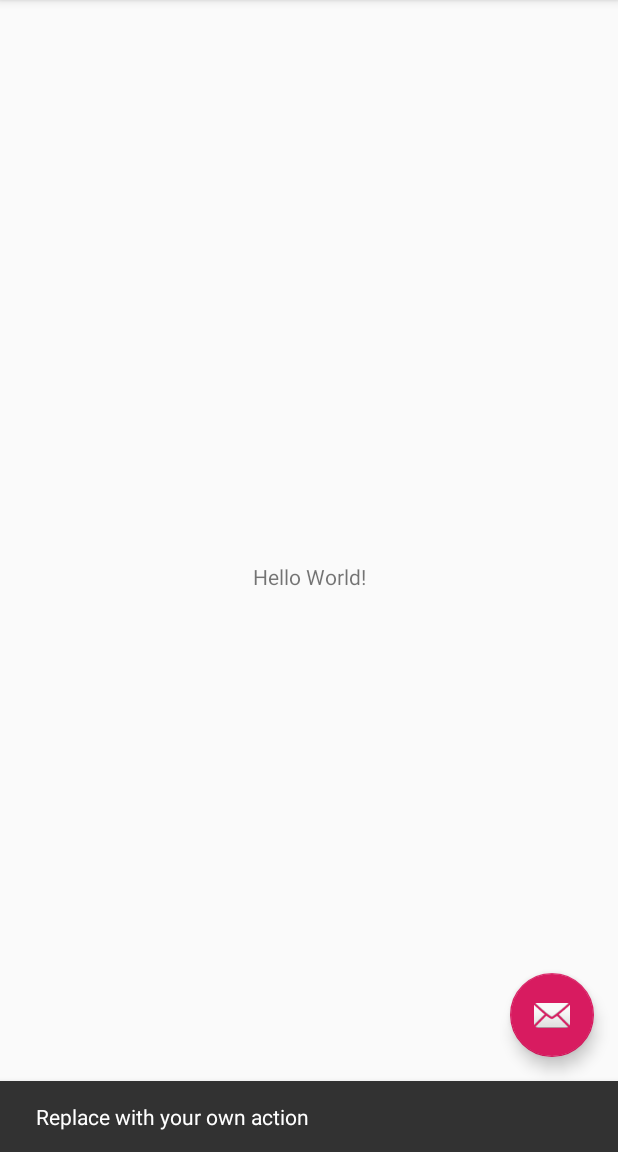
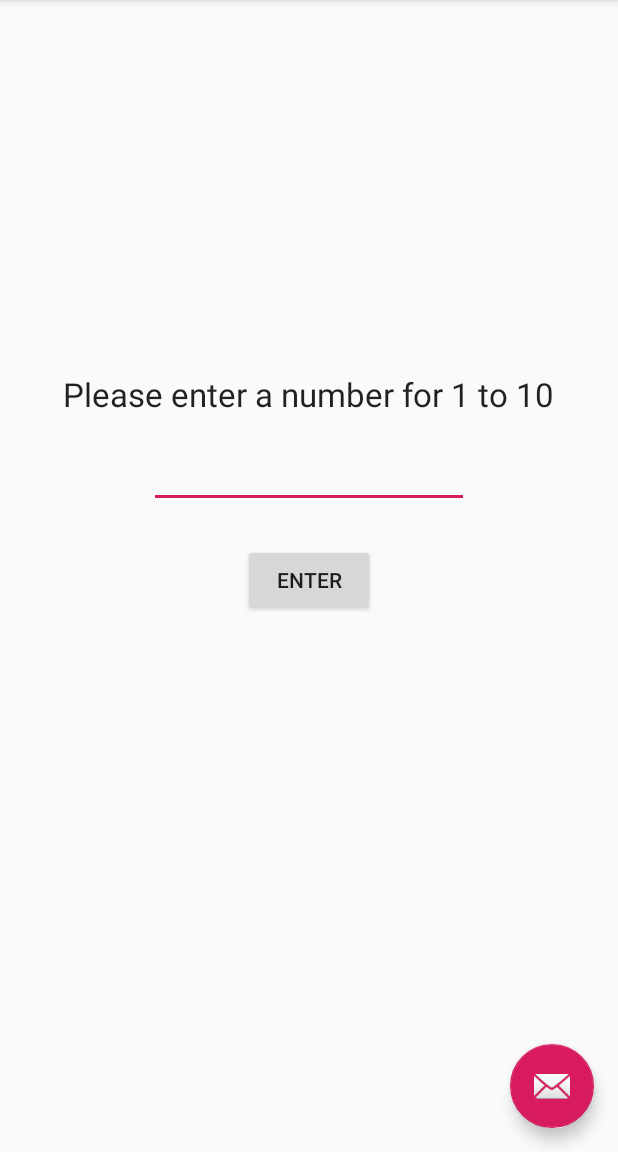
Before and after one commit to wendy89711/GuessAppPractice108, an Android app: the screen it shows after launch (MainActivity), after a tap on an icon or button, on a phone screen of 412 x 824 dp, the part 84-1236 px from its top. Run offline under Robolectric (Android 15) with nearby library versions, the phone set to English and light mode, and no system bars.

Commit message:
完成！很多地方都不太熟

```diff
--- a/app/src/main/java/com/wen/MainActivity.java
+++ b/app/src/main/java/com/wen/MainActivity.java
@@ -1,36 +1,76 @@
 package com.wen;
 
+import android.content.Intent;
 import android.os.Bundle;
 
 import com.google.android.material.floatingactionbutton.FloatingActionButton;
 import com.google.android.material.snackbar.Snackbar;
+import com.google.android.material.tabs.TabLayout;
 
 import androidx.appcompat.app.AppCompatActivity;
 import androidx.appcompat.widget.Toolbar;
 
+import android.util.Log;
 import android.view.View;
 import android.view.Menu;
 import android.view.MenuItem;
+import android.widget.ImageView;
+import android.widget.TextView;
+import android.widget.Toast;
+
+import java.util.Random;
 
 public class MainActivity extends AppCompatActivity {
-
+    int secret = new Random().nextInt(10)+1;//不熟
+    int counter;
+    private TextView number;
+    private ImageView result;
+    private TextView edCounter;
+    String TAG = MainActivity.class.getSimpleName();//超不熟
     @Override
     protected void onCreate(Bundle savedInstanceState) {
         super.onCreate(savedInstanceState);
         setContentView(R.layout.activity_main);
         Toolbar toolbar = findViewById(R.id.toolbar);
         setSupportActionBar(toolbar);
-
+        Log.d(TAG,"secret:" + secret);//超不熟
+        number = findViewById(R.id.ed_number);
+        result = findViewById(R.id.result);
+        edCounter = findViewById(R.id.view_counter);
         FloatingActionButton fab = findViewById(R.id.fab);
         fab.setOnClickListener(new View.OnClickListener() {
             @Override
             public void onClick(View view) {
-                Snackbar.make(view, "Replace with your own action", Snackbar.LENGTH_LONG)
-                        .setAction("Action", null).show();
+                reset();
             }
         });
     }
-
+    public void reset() {
+        Intent intent = new Intent(this,MainActivity.class);
+        startActivity(intent);
+    }
+    public void butten(View view) {
+        int guess = Integer.parseInt(number.getText().toString());//不熟
+        counter++;
+        edCounter.setText(counter + "");
+        result.setVisibility(View.VISIBLE);
+        result.setAlpha(1.0f);
+        if (guess == secret) {
+            result.setImageResource(R.drawable.right);
+            Toast.makeText(MainActivity.this,"Bingo",Toast.LENGTH_LONG)
+                    .show();
+        } else if (guess > secret) {
+            result.setImageResource(R.drawable.error);
+            result.animate().alpha(0.0f).setDuration(1200);
+            Toast.makeText(MainActivity.this,"Lower", Toast.LENGTH_LONG)
+                    .show();
+        } else if (guess < secret) {
+            result.setImageResource(R.drawable.error);
+            result.animate().alpha(0.0f).setDuration(1200);
+            Toast.makeText(MainActivity.this,"Higher", Toast.LENGTH_LONG)
+                    .show();
+        }
+    }
     @Override
     public boolean onCreateOptionsMenu(Menu menu) {
         // Inflate the menu; this adds items to the action bar if it is present.
--- a/app/src/main/res/layout/content_main.xml
+++ b/app/src/main/res/layout/content_main.xml
@@ -9,12 +9,57 @@
     tools:showIn="@layout/activity_main">
 
     <TextView
+        android:id="@+id/question"
         android:layout_width="wrap_content"
         android:layout_height="wrap_content"
-        android:text="Hello World!"
-        app:layout_constraintBottom_toBottomOf="parent"
-        app:layout_constraintLeft_toLeftOf="parent"
-        app:layout_constraintRight_toRightOf="parent"
+        android:layout_marginTop="248dp"
+        android:text="Please enter a number for 1 to 10"
+        android:textAppearance="@style/TextAppearance.AppCompat.Large"
+        app:layout_constraintEnd_toEndOf="parent"
+        app:layout_constraintHorizontal_bias="0.494"
+        app:layout_constraintStart_toStartOf="parent"
         app:layout_constraintTop_toTopOf="parent" />
 
+    <EditText
+        android:id="@+id/ed_number"
+        android:layout_width="wrap_content"
+        android:layout_height="wrap_content"
+        android:layout_marginTop="16dp"
+        android:ems="10"
+        android:inputType="textPersonName"
+        app:layout_constraintEnd_toEndOf="parent"
+        app:layout_constraintStart_toStartOf="parent"
+        app:layout_constraintTop_toBottomOf="@+id/question" />
+
+    <Button
+        android:id="@+id/button"
+        android:layout_width="wrap_content"
+        android:layout_height="wrap_content"
+        android:layout_marginTop="24dp"
+        android:onClick="butten"
+        android:text="Enter"
+        app:layout_constraintEnd_toEndOf="parent"
+        app:layout_constraintStart_toStartOf="parent"
+        app:layout_constraintTop_toBottomOf="@+id/ed_number" />
+
+    <ImageView
+        android:id="@+id/result"
+        android:layout_width="wrap_content"
+        android:layout_height="wrap_content"
+        android:visibility="gone"
+        app:layout_constraintBottom_toTopOf="@+id/question"
+        app:layout_constraintEnd_toEndOf="parent"
+        app:layout_constraintHorizontal_bias="0.498"
+        app:layout_constraintStart_toStartOf="parent"
+        app:layout_constraintTop_toTopOf="parent"
+        app:srcCompat="@drawable/right" />
+
+    <TextView
+        android:id="@+id/view_counter"
+        android:layout_width="wrap_content"
+        android:layout_height="wrap_content"
+        app:layout_constraintBottom_toBottomOf="@+id/ed_number"
+        app:layout_constraintEnd_toEndOf="parent"
+        app:layout_constraintStart_toEndOf="@+id/ed_number"
+        app:layout_constraintTop_toTopOf="@+id/ed_number" />
 </androidx.constraintlayout.widget.ConstraintLayout>
```
Also changed, not shown: app/src/main/res/drawable/error.png (added), app/src/main/res/drawable/right.png (added).
